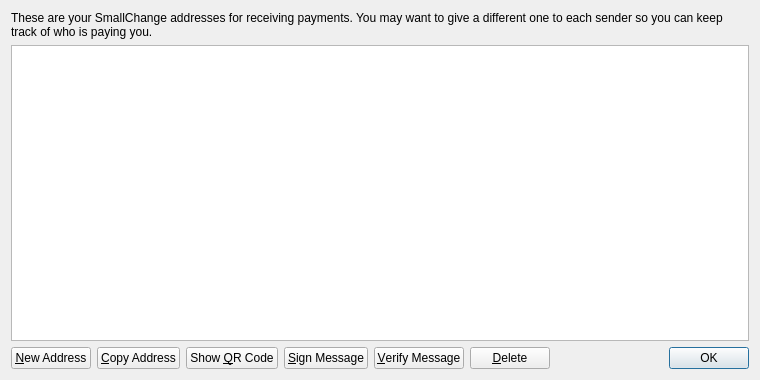
Above: src/qt/forms/addressbookpage.ui from thaReal/DannyCoin before the change. Below: the same form after it.
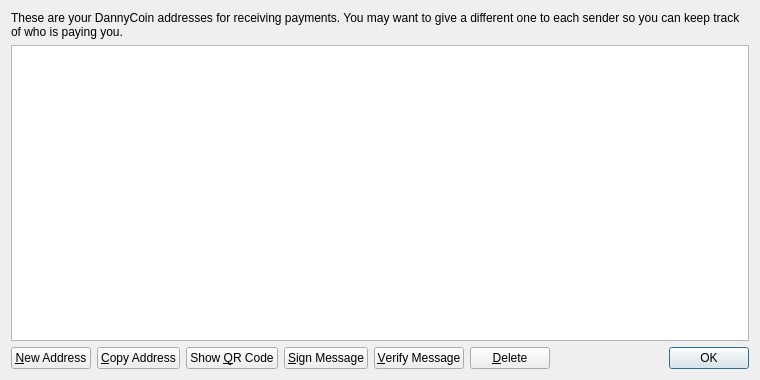
That is the form after the change. Icons and pictures are not drawn.

Commit message: First pass at changing name to 'DannyCoin'

The edit to the form file:
```diff
--- a/src/qt/forms/addressbookpage.ui
+++ b/src/qt/forms/addressbookpage.ui
@@ -17,7 +17,7 @@
    <item>
     <widget class="QLabel" name="labelExplanation">
      <property name="text">
-      <string>These are your SmallChange addresses for receiving payments. You may want to give a different one to each sender so you can keep track of who is paying you.</string>
+      <string>These are your DannyCoin addresses for receiving payments. You may want to give a different one to each sender so you can keep track of who is paying you.</string>
      </property>
      <property name="textFormat">
       <enum>Qt::PlainText</enum>
```
The commit also changes 31 other files.
